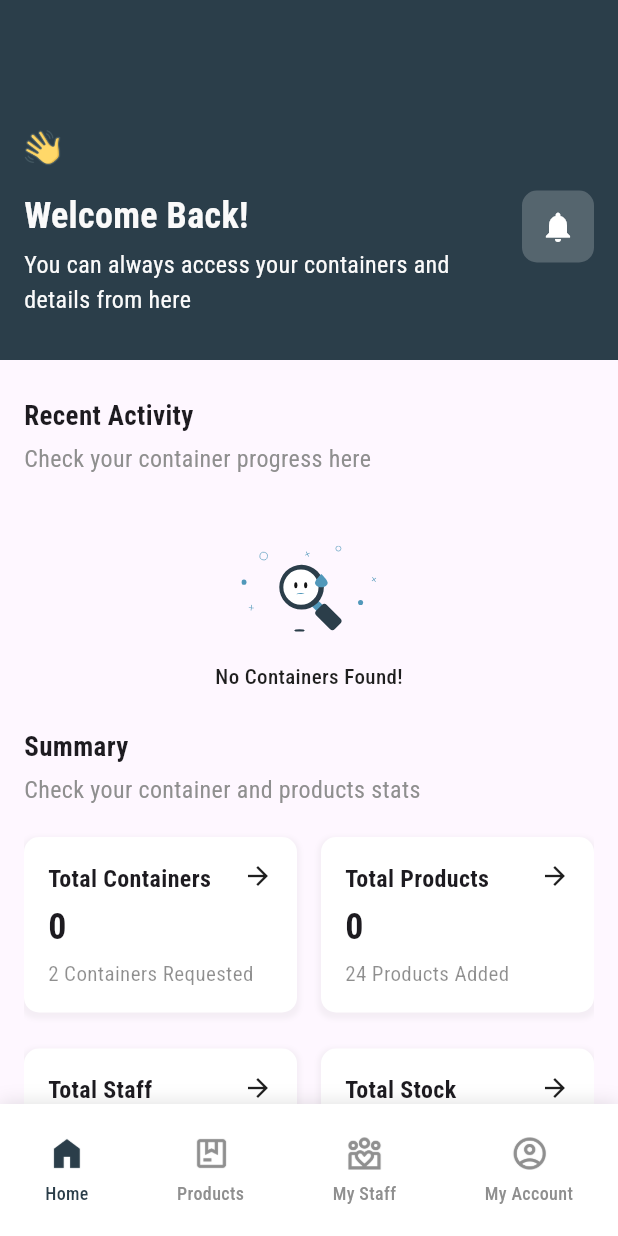
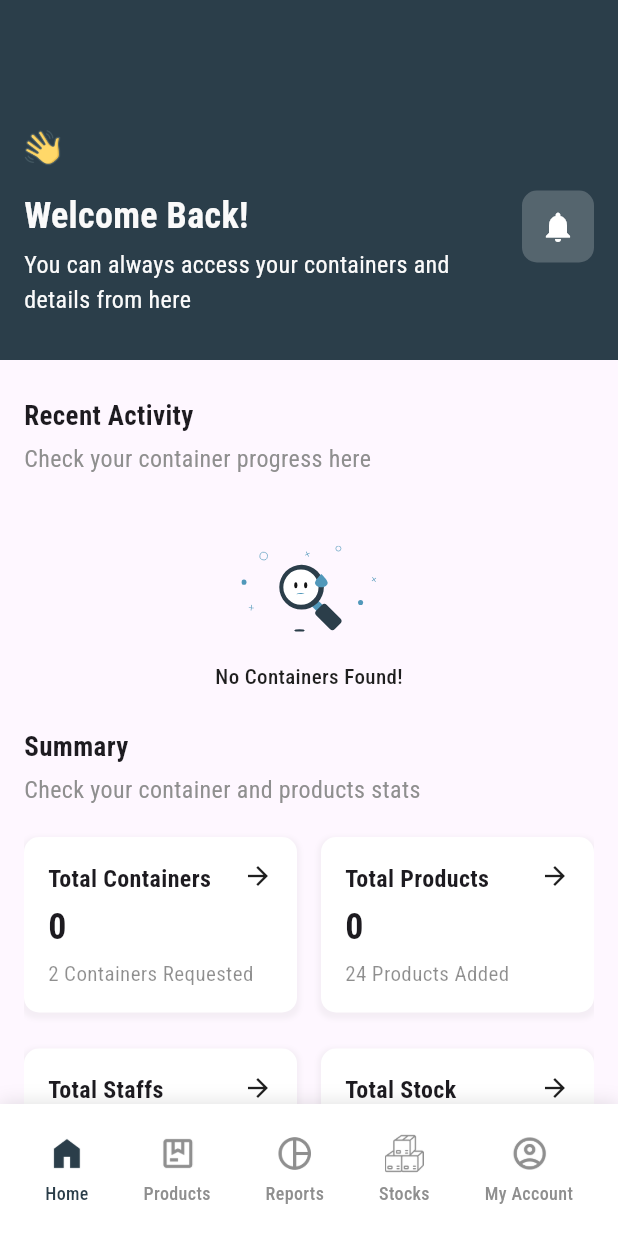
Before and after one commit to affanminhas/mobikon, a Flutter app: the DashboardView screen opened directly, on a phone screen of 412 x 824 dp. Run offline on Flutter 3.47's test engine with Material 3 defaults, Android fonts, the phone set to English and light mode, and no system bars; our stand-ins replace cached_network_image, dio, dotted_border, flutter_dotenv, get, image_picker and 4 more; accounts and stored records are empty; network calls fail.

Commit message:
- home screen fixed - report screen created - profile logout fixed

```diff
--- a/lib/constants/strings.dart
+++ b/lib/constants/strings.dart
@@ -50,6 +50,8 @@ class Strings {
   static const String deliveriesAsset = 'assets/images/dashboard/deliveries_asset.png';
   static const String driversAsset = 'assets/images/dashboard/drivers_asset.png';
   static const String myAccountAsset = 'assets/images/dashboard/account_asset.png';
+  static const String stockAsset = 'assets/images/dashboard/stocks_asset.png';
+  static const String reportAsset = 'assets/images/dashboard/report_asset.png';
 
   /// Home View Assets
   static const String waveIcon = 'assets/images/home/wave.png';
@@ -66,6 +68,7 @@ class Strings {
   static const String lockPerson = 'assets/images/account/lock_person.png';
   static const String personProfile = 'assets/images/account/person_profile.png';
   static const String checkIcon = 'assets/images/account/check_icon.png';
+  static const String logoutIcon = 'assets/images/account/logout.png';
 
   /// Lottie Animations
   static const String loadingAnimation = 'assets/lottie/loader.json';
--- a/lib/presentation/dashboard/dashboard_view.dart
+++ b/lib/presentation/dashboard/dashboard_view.dart
@@ -10,6 +10,9 @@ import 'package:mobikon/presentation/my_account/profile_controller.dart';
 import 'package:mobikon/presentation/my_account/views/my_account_view.dart';
 import 'package:mobikon/presentation/products/controller/product_controller.dart';
 import 'package:mobikon/presentation/products/views/products_view.dart';
+import 'package:mobikon/presentation/report/view/report_view.dart';
+import 'package:mobikon/presentation/stocks/controllers/stock_controller.dart';
+import 'package:mobikon/presentation/stocks/views/stock_history_view.dart';
 
 class DashboardView extends StatefulWidget {
   static const String id = '/dashboard-view';
@@ -22,34 +25,45 @@ class DashboardView extends StatefulWidget {
 
 class _DashboardViewState extends State<DashboardView> {
   int _selectedIndex = 0;
-  List<Widget> screens = [
-    const HomeView(),
-    const MyProductsView(),
-    const DriversView(),
-    const MyAccountView(),
-  ];
+  List<Widget> screens = [];
   List<String> titles = [
     'Home',
     'Products',
-    'My Staff',
+    'Reports',
+    'Stocks',
     'My Account',
   ];
 
   List<String> icons = [
     Strings.homeAsset,
     Strings.deliveriesAsset,
-    Strings.driversAsset,
+    Strings.reportAsset,
+    Strings.stockAsset,
     Strings.myAccountAsset,
   ];
+
+  void _onItemTapped(int index) {
+    setState(() {
+      _selectedIndex = index;
+    });
+  }
 
   @override
   void initState() {
     super.initState();
+    screens = [
+      HomeView(onMenuTap: _onItemTapped),
+      const MyProductsView(),
+      const ReportView(),
+      const StockHistoryView(),
+      const MyAccountView(),
+    ];
     Get.find<ProfileController>().getUserProfileInfo();
     Get.find<ProfileController>().getUserBusinessInfo();
     Get.find<ProductController>().getAllProducts();
     Get.find<HomeController>().getContainerSize();
     Get.find<HomeController>().getAllContainers();
+    Get.find<StockController>().getAllStockHistory();
   }
 
   @override
@@ -80,7 +94,7 @@ class _DashboardViewState extends State<DashboardView> {
                   mainAxisAlignment: MainAxisAlignment.spaceBetween,
                   children: [
                     ...List.generate(
-                      4,
+                      5,
                       (index) {
                         return GestureDetector(
                           onTap: () {
--- a/lib/presentation/home/views/home_view.dart
+++ b/lib/presentation/home/views/home_view.dart
@@ -11,14 +11,18 @@ import 'package:mobikon/presentation/home/views/container/container_detaill_view
 import 'package:mobikon/presentation/home/widgets/menu_item_view.dart';
 import 'package:mobikon/presentation/my_account/model/profile_model.dart';
 import 'package:mobikon/presentation/my_account/profile_controller.dart';
+import 'package:mobikon/presentation/notification/views/notification_view.dart';
 import 'package:mobikon/presentation/products/controller/product_controller.dart';
+import 'package:mobikon/presentation/stocks/controllers/stock_controller.dart';
 import 'package:mobikon/presentation/stocks/views/stock_history_view.dart';
 import 'package:mobikon/widgets/custom_empty_widget.dart';
 import 'package:mobikon/widgets/custom_image_builder.dart';
 import 'package:mobikon/widgets/custom_loaders.dart';
 
 class HomeView extends StatelessWidget {
-  const HomeView({super.key});
+  final Function(int) onMenuTap;
+
+  const HomeView({super.key, required this.onMenuTap});
 
   @override
   Widget build(BuildContext context) {
@@ -63,7 +67,11 @@ class HomeView extends StatelessWidget {
                               ),
                             ),
                             const SizedBox(width: 15),
-                            Container(
+                            GestureDetector(
+                              onTap: () {
+                                Navigator.pushNamed(context, NotificationView.id);
+                              },
+                              child: Container(
                                 width: 48,
                                 height: 48,
                                 decoration: BoxDecoration(
@@ -71,6 +79,7 @@ class HomeView extends StatelessWidget {
                                   borderRadius: BorderRadius.circular(10),
                                 ),
                                 child: const Icon(Icons.notifications, color: Colors.white),
+                              ),
                             )
                           ],
                         ),
@@ -186,8 +195,7 @@ class HomeView extends StatelessWidget {
                                       style: robotoCondensedRegular.copyWith(fontSize: 16, color: AppColors.darkGrey),
                                     ),
                                     const SizedBox(height: 20),
-                                    Expanded(
-                                      child: Column(
+                                    Column(
                                       children: [
                                         Row(
                                           children: [
@@ -201,10 +209,13 @@ class HomeView extends StatelessWidget {
                                             const SizedBox(width: 16),
                                             Expanded(
                                               child: GetBuilder<ProductController>(builder: (productController) {
-                                                  return MenuItemView(
+                                                return GestureDetector(
+                                                  onTap: () => onMenuTap(1),
+                                                  child: MenuItemView(
                                                     title: 'Total Products',
                                                     value: productController.productList.length.toString(),
                                                     subTitle: '24 Products Added',
+                                                  ),
                                                 );
                                               }),
                                             ),
@@ -216,7 +227,7 @@ class HomeView extends StatelessWidget {
                                           children: [
                                             const Expanded(
                                               child: MenuItemView(
-                                                  title: 'Total Staff Members',
+                                                title: 'Total Staffs',
                                                 value: '5',
                                                 subTitle: '26 Added',
                                               ),
@@ -224,19 +235,20 @@ class HomeView extends StatelessWidget {
                                             const SizedBox(width: 16),
                                             Expanded(
                                               child: GestureDetector(
-                                                  onTap: () => Navigator.pushNamed(context, StockHistoryView.id),
-                                                  child: const MenuItemView(
+                                                onTap: () => onMenuTap(2),
+                                                child: GetBuilder<StockController>(builder: (stockController) {
+                                                  return MenuItemView(
                                                     title: 'Total Stock',
-                                                    value: '1890',
+                                                    value: stockController.stockHistory.records.length.toString(),
                                                     subTitle: '26 Added',
-                                                  ),
+                                                  );
+                                                }),
                                               ),
                                             ),
                                           ],
                                         ),
                                         const SizedBox(height: 24),
                                       ],
-                                      ),
                                     ),
                                     const SizedBox(height: 65),
                                   ],
--- a/lib/presentation/home/widgets/menu_item_view.dart
+++ b/lib/presentation/home/widgets/menu_item_view.dart
@@ -6,12 +6,14 @@ class MenuItemView extends StatelessWidget {
   final String title;
   final String value;
   final String subTitle;
+  final TextStyle? titleStyle;
 
   const MenuItemView({
     super.key,
     required this.title,
     required this.value,
     required this.subTitle,
+    this.titleStyle,
   });
 
   @override
@@ -39,7 +41,7 @@ class MenuItemView extends StatelessWidget {
               Expanded(
                 child: Text(
                   title,
-                  style: robotoCondensedBold.copyWith(fontSize: 16),
+                  style: titleStyle ?? robotoCondensedBold.copyWith(fontSize: 16),
                 ),
               ),
               const Icon(Icons.arrow_forward, size: 20, color: AppColors.black1),
--- a/lib/presentation/login/login_controller.dart
+++ b/lib/presentation/login/login_controller.dart
@@ -61,6 +61,7 @@ class LoginController extends GetxController {
       }
     } catch (e) {
       log(e.toString());
+      Get.snackbar('Error', e.toString());
     } finally {
       setLoading(false);
     }
--- a/lib/presentation/my_account/views/notification_view.dart
+++ b/lib/presentation/my_account/views/notification_control_view.dart
@@ -2,10 +2,10 @@ import 'package:flutter/material.dart';
 import 'package:mobikon/constants/app_colors.dart';
 import 'package:mobikon/constants/typography.dart';
 
-class NotificationView extends StatelessWidget {
+class NotificationControlView extends StatelessWidget {
   static const String id = '/notificationView';
 
-  const NotificationView({super.key});
+  const NotificationControlView({super.key});
 
   @override
   Widget build(BuildContext context) {
--- a/lib/presentation/stocks/views/stock_history_view.dart
+++ b/lib/presentation/stocks/views/stock_history_view.dart
@@ -25,7 +25,7 @@ class _StockHistoryViewState extends State<StockHistoryView> {
   @override
   void initState() {
     super.initState();
-    Get.find<StockController>().getAllStockHistory();
+    //Get.find<StockController>().getAllStockHistory();
   }
 
   @override
@@ -156,6 +156,7 @@ class _StockHistoryViewState extends State<StockHistoryView> {
                                 ),
                         ),
                 ),
+                SizedBox(height: 90)
               ],
             );
           },
--- a/lib/widgets/custom_buttons.dart
+++ b/lib/widgets/custom_buttons.dart
@@ -3,7 +3,7 @@ import 'package:mobikon/constants/app_colors.dart';
 import 'package:mobikon/constants/typography.dart';
 
 class PrimaryButton extends StatelessWidget {
-  final String title;
+  final String? title;
   final Color bgColor;
   final Color textColor;
   final TextStyle? textStyle;
@@ -17,7 +17,7 @@ class PrimaryButton extends StatelessWidget {
 
   const PrimaryButton({
     super.key,
-    required this.title,
+    this.title,
     this.textStyle,
     this.bgColor = AppColors.primaryColor,
     this.textColor = AppColors.bgColor,
@@ -45,7 +45,7 @@ class PrimaryButton extends StatelessWidget {
       onPressed: onTap,
       child: child ??
           Text(
-            title,
+            title ?? '',
             style: textStyle ?? robotoCondensedBold.copyWith(color: textColor, fontSize: 16),
           ),
     );
--- a/pubspec.yaml
+++ b/pubspec.yaml
@@ -16,7 +16,7 @@ publish_to: 'none' # Remove this line if you wish to publish to pub.dev
 # https://developer.apple.com/library/archive/documentation/General/Reference/InfoPlistKeyReference/Articles/CoreFoundationKeys.html
 # In Windows, build-name is used as the major, minor, and patch parts
 # of the product and file versions while build-number is used as the build suffix.
-version: 1.0.0+10
+version: 1.0.0+11
 
 environment:
   sdk: '>=3.1.0 <4.0.0'
```
Also changed, not shown: lib/presentation/my_account/profile_controller.dart (+9 -1 lines), lib/presentation/my_account/views/my_account_view.dart (+34 -2 lines), lib/presentation/notification/views/notification_view.dart (added, +81 -0 lines), lib/presentation/products/widget/logout_dialog.dart (added, +114 -0 lines), lib/presentation/report/view/report_view.dart (added, +91 -0 lines), lib/route_generator.dart (+6 -3 lines), assets/images/account/logout.png (added), assets/images/dashboard/report_asset.png (added), assets/images/dashboard/stocks_asset.png (added). Lines whose indentation alone changed are shown as unchanged.
